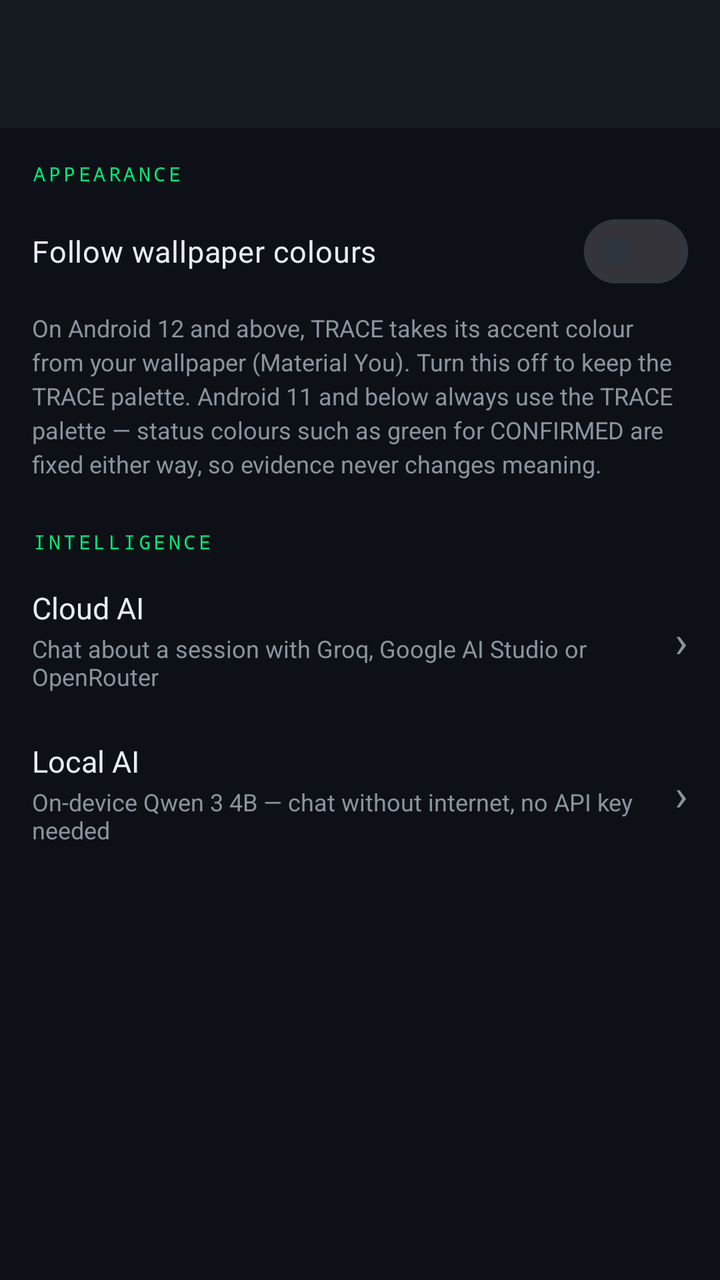
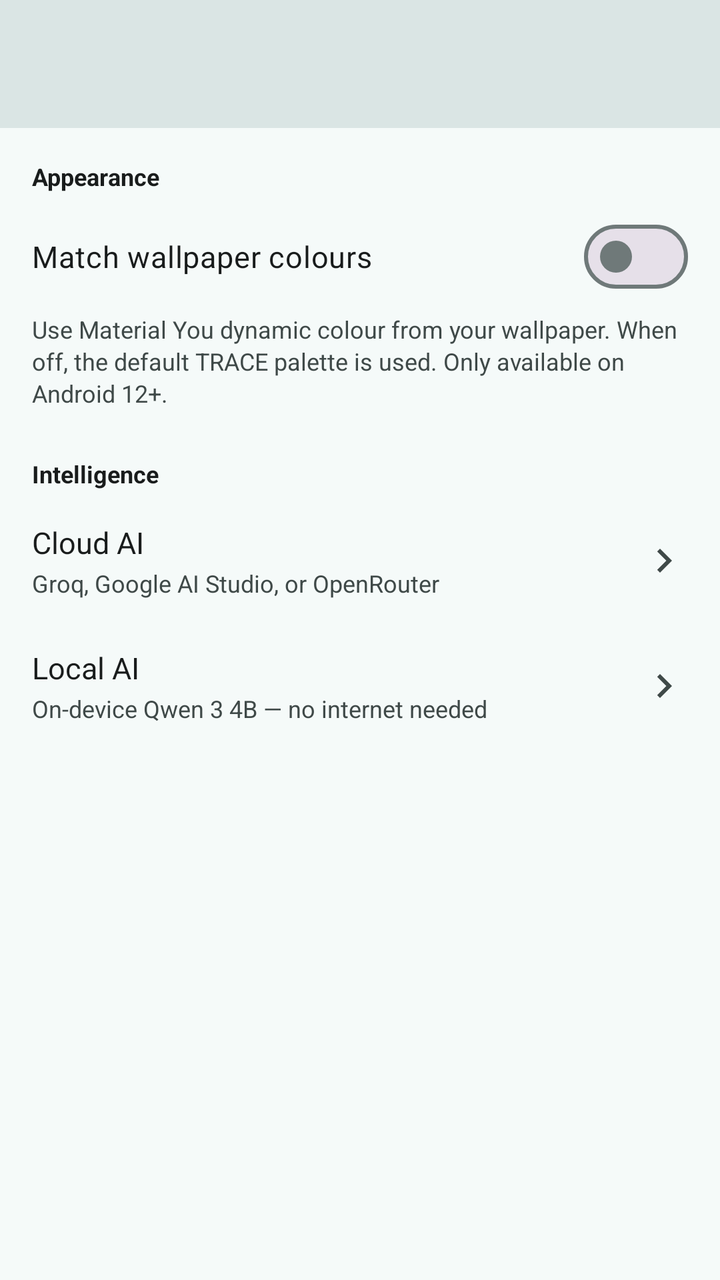

Screens rendered from an Android XML layout before and after an edit, with the pre-edit source and the edit as a unified diff.
<!-- AndroidManifest.xml: application theme Theme.TRACE -->
<!-- res/layout/activity_settings.xml -->
<?xml version="1.0" encoding="utf-8"?>
<LinearLayout xmlns:android="http://schemas.android.com/apk/res/android"
    xmlns:app="http://schemas.android.com/apk/res-auto"
    android:layout_width="match_parent"
    android:layout_height="match_parent"
    android:orientation="vertical"
    android:background="?attr/colorSurface">

    <com.google.android.material.appbar.MaterialToolbar
        android:id="@+id/toolbar"
        android:layout_width="match_parent"
        android:layout_height="?attr/actionBarSize"
        android:background="?attr/colorSurfaceVariant"
        app:titleTextColor="?attr/colorPrimary"
        app:navigationIconTint="?attr/colorPrimary" />

    <ScrollView
        android:layout_width="match_parent"
        android:layout_height="0dp"
        android:layout_weight="1">

        <LinearLayout
            android:layout_width="match_parent"
            android:layout_height="wrap_content"
            android:orientation="vertical"
            android:padding="16dp">

            <TextView
                android:layout_width="match_parent"
                android:layout_height="wrap_content"
                android:text="APPEARANCE"
                android:textColor="?attr/colorPrimary"
                android:textSize="10sp"
                android:letterSpacing="0.15"
                android:fontFamily="monospace"
                android:paddingBottom="8dp" />

            <com.google.android.material.materialswitch.MaterialSwitch
                android:id="@+id/switchWallpaperPalette"
                android:layout_width="match_parent"
                android:layout_height="wrap_content"
                android:text="Follow wallpaper colours"
                android:textColor="?attr/colorOnSurface"
                android:textSize="15sp" />

            <TextView
                android:layout_width="match_parent"
                android:layout_height="wrap_content"
                android:layout_marginTop="6dp"
                android:textColor="?attr/colorOnSurfaceVariant"
                android:textSize="12sp"
                android:lineSpacingExtra="3dp"
                android:text="On Android 12 and above, TRACE takes its accent colour from your wallpaper (Material You). Turn this off to keep the TRACE palette. Android 11 and below always use the TRACE palette — status colours such as green for CONFIRMED are fixed either way, so evidence never changes meaning." />

            <TextView
                android:layout_width="match_parent"
                android:layout_height="wrap_content"
                android:layout_marginTop="24dp"
                android:text="INTELLIGENCE"
                android:textColor="?attr/colorPrimary"
                android:textSize="10sp"
                android:letterSpacing="0.15"
                android:fontFamily="monospace"
                android:paddingBottom="4dp" />

            
            <LinearLayout
                android:id="@+id/rowCloudAi"
                android:layout_width="match_parent"
                android:layout_height="wrap_content"
                android:orientation="horizontal"
                android:gravity="center_vertical"
                android:paddingTop="12dp"
                android:paddingBottom="12dp"
                android:background="?attr/selectableItemBackground">

                <LinearLayout
                    android:layout_width="0dp"
                    android:layout_height="wrap_content"
                    android:layout_weight="1"
                    android:orientation="vertical">

                    <TextView
                        android:layout_width="wrap_content"
                        android:layout_height="wrap_content"
                        android:text="Cloud AI"
                        android:textColor="?attr/colorOnSurface"
                        android:textSize="15sp" />

                    <TextView
                        android:layout_width="wrap_content"
                        android:layout_height="wrap_content"
                        android:layout_marginTop="2dp"
                        android:textColor="?attr/colorOnSurfaceVariant"
                        android:textSize="12sp"
                        android:text="Chat about a session with Groq, Google AI Studio or OpenRouter" />

                </LinearLayout>

                <TextView
                    android:layout_width="wrap_content"
                    android:layout_height="wrap_content"
                    android:text="›"
                    android:textColor="?attr/colorOnSurfaceVariant"
                    android:textSize="22sp"
                    android:paddingStart="12dp" />

            </LinearLayout>

            
            <LinearLayout
                android:id="@+id/rowLocalAi"
                android:layout_width="match_parent"
                android:layout_height="wrap_content"
                android:orientation="horizontal"
                android:gravity="center_vertical"
                android:paddingTop="12dp"
                android:paddingBottom="12dp"
                android:background="?attr/selectableItemBackground">

                <LinearLayout
                    android:layout_width="0dp"
                    android:layout_height="wrap_content"
                    android:layout_weight="1"
                    android:orientation="vertical">

                    <TextView
                        android:layout_width="wrap_content"
                        android:layout_height="wrap_content"
                        android:text="Local AI"
                        android:textColor="?attr/colorOnSurface"
                        android:textSize="15sp" />

                    <TextView
                        android:layout_width="wrap_content"
                        android:layout_height="wrap_content"
                        android:layout_marginTop="2dp"
                        android:textColor="?attr/colorOnSurfaceVariant"
                        android:textSize="12sp"
                        android:text="On-device Qwen 3 4B — chat without internet, no API key needed" />

                </LinearLayout>

                <TextView
                    android:layout_width="wrap_content"
                    android:layout_height="wrap_content"
                    android:text="›"
                    android:textColor="?attr/colorOnSurfaceVariant"
                    android:textSize="22sp"
                    android:paddingStart="12dp" />

            </LinearLayout>

        </LinearLayout>

    </ScrollView>

</LinearLayout>
<!-- resources referenced by this layout -->
<resources>
  <style name="Theme.TRACE" parent="Theme.Material3.Dark.NoActionBar">
  
          
          <item name="colorPrimary">@color/trace_primary</item>
          <item name="colorOnPrimary">@color/trace_on_primary</item>
          <item name="colorPrimaryContainer">@color/trace_primary_container</item>
          <item name="colorOnPrimaryContainer">@color/trace_on_primary_container</item>
          <item name="colorSecondary">@color/trace_secondary</item>
          <item name="colorOnSecondary">@color/trace_on_secondary</item>
          <item name="colorSecondaryContainer">@color/trace_secondary_container</item>
          <item name="colorOnSecondaryContainer">@color/trace_on_secondary_container</item>
          <item name="colorTertiary">@color/trace_tertiary</item>
          <item name="colorOnTertiary">@color/trace_on_tertiary</item>
          <item name="colorTertiaryContainer">@color/trace_tertiary_container</item>
          <item name="colorOnTertiaryContainer">@color/trace_on_tertiary_container</item>
          <item name="colorError">@color/trace_error</item>
          <item name="colorOnError">@color/trace_on_error</item>
          <item name="colorErrorContainer">@color/trace_error_container</item>
          <item name="colorOnErrorContainer">@color/trace_on_error_container</item>
  
          
          <item name="colorSurface">@color/trace_surface</item>
          <item name="colorOnSurface">@color/trace_on_surface</item>
          <item name="colorSurfaceVariant">@color/trace_surface_variant</item>
          <item name="colorOnSurfaceVariant">@color/trace_on_surface_variant</item>
          <item name="colorSurfaceInverse">@color/trace_inverse_surface</item>
          <item name="colorOnSurfaceInverse">@color/trace_inverse_on_surface</item>
          <item name="colorPrimaryInverse">@color/trace_inverse_primary</item>
          <item name="colorOutline">@color/trace_outline</item>
          <item name="colorOutlineVariant">@color/trace_outline_variant</item>
          <item name="colorOnBackground">@color/trace_on_surface</item>
          <item name="android:colorBackground">@color/trace_surface</item>
          <item name="android:windowBackground">@color/trace_surface</item>
          <item name="android:statusBarColor">@color/trace_surface</item>
          <item name="android:navigationBarColor">@color/trace_surface</item>
      </style>
  <color name="trace_primary">#00E676</color>
  <color name="trace_on_primary">#000000</color>
  <color name="trace_primary_container">#00401F</color>
  <color name="trace_on_primary_container">#6CFFA5</color>
  <color name="trace_secondary">#58A6FF</color>
  <color name="trace_on_secondary">#001B33</color>
  <color name="trace_secondary_container">#12314C</color>
  <color name="trace_on_secondary_container">#CFE4FF</color>
  <color name="trace_tertiary">#FFD600</color>
  <color name="trace_on_tertiary">#2A2100</color>
  <color name="trace_tertiary_container">#4A3D00</color>
  <color name="trace_on_tertiary_container">#FFE680</color>
  <color name="trace_error">#F85149</color>
  <color name="trace_on_error">#000000</color>
  <color name="trace_error_container">#7A1D19</color>
  <color name="trace_on_error_container">#FFDAD6</color>
  <color name="trace_surface">#0D1117</color>
  <color name="trace_on_surface">#E6EDF3</color>
  <color name="trace_surface_variant">#161B22</color>
  <color name="trace_on_surface_variant">#8B949E</color>
  <color name="trace_inverse_surface">#E6EDF3</color>
  <color name="trace_inverse_on_surface">#161B22</color>
  <color name="trace_inverse_primary">#00C853</color>
  <color name="trace_outline">#30363D</color>
  <color name="trace_outline_variant">#21262D</color>
</resources>

<!-- the commit's change to res/layout/activity_settings.xml (unified diff, before → after) -->
@@ -11,8 +11,8 @@
         android:layout_width="match_parent"
         android:layout_height="?attr/actionBarSize"
         android:background="?attr/colorSurfaceVariant"
-        app:titleTextColor="?attr/colorPrimary"
-        app:navigationIconTint="?attr/colorPrimary" />
+        app:titleTextColor="?attr/colorOnSurface"
+        app:navigationIconTint="?attr/colorOnSurface" />
 
     <ScrollView
         android:layout_width="match_parent"
@@ -28,39 +28,37 @@
             <TextView
                 android:layout_width="match_parent"
                 android:layout_height="wrap_content"
-                android:text="APPEARANCE"
-                android:textColor="?attr/colorPrimary"
-                android:textSize="10sp"
-                android:letterSpacing="0.15"
-                android:fontFamily="monospace"
+                android:text="Appearance"
+                android:textColor="?attr/colorOnSurface"
+                android:textSize="12sp"
+                android:textStyle="bold"
                 android:paddingBottom="8dp" />
 
             <com.google.android.material.materialswitch.MaterialSwitch
                 android:id="@+id/switchWallpaperPalette"
                 android:layout_width="match_parent"
                 android:layout_height="wrap_content"
-                android:text="Follow wallpaper colours"
+                android:text="Match wallpaper colours"
                 android:textColor="?attr/colorOnSurface"
                 android:textSize="15sp" />
 
             <TextView
                 android:layout_width="match_parent"
                 android:layout_height="wrap_content"
-                android:layout_marginTop="6dp"
+                android:layout_marginTop="4dp"
                 android:textColor="?attr/colorOnSurfaceVariant"
                 android:textSize="12sp"
-                android:lineSpacingExtra="3dp"
-                android:text="On Android 12 and above, TRACE takes its accent colour from your wallpaper (Material You). Turn this off to keep the TRACE palette. Android 11 and below always use the TRACE palette — status colours such as green for CONFIRMED are fixed either way, so evidence never changes meaning." />
+                android:lineSpacingExtra="2dp"
+                android:text="Use Material You dynamic colour from your wallpaper. When off, the default TRACE palette is used. Only available on Android 12+." />
 
             <TextView
                 android:layout_width="match_parent"
                 android:layout_height="wrap_content"
                 android:layout_marginTop="24dp"
-                android:text="INTELLIGENCE"
-                android:textColor="?attr/colorPrimary"
-                android:textSize="10sp"
-                android:letterSpacing="0.15"
-                android:fontFamily="monospace"
+                android:text="Intelligence"
+                android:textColor="?attr/colorOnSurface"
+                android:textSize="12sp"
+                android:textStyle="bold"
                 android:paddingBottom="4dp" />
 
             
@@ -93,17 +91,16 @@
                         android:layout_marginTop="2dp"
                         android:textColor="?attr/colorOnSurfaceVariant"
                         android:textSize="12sp"
-                        android:text="Chat about a session with Groq, Google AI Studio or OpenRouter" />
+                        android:text="Groq, Google AI Studio, or OpenRouter" />
 
                 </LinearLayout>
 
-                <TextView
+                <ImageView
                     android:layout_width="wrap_content"
                     android:layout_height="wrap_content"
-                    android:text="›"
-                    android:textColor="?attr/colorOnSurfaceVariant"
-                    android:textSize="22sp"
-                    android:paddingStart="12dp" />
+                    android:src="@drawable/ic_chevron_right"
+                    android:paddingStart="12dp"
+                    android:importantForAccessibility="no" />
 
             </LinearLayout>
 
@@ -137,17 +134,16 @@
                         android:layout_marginTop="2dp"
                         android:textColor="?attr/colorOnSurfaceVariant"
                         android:textSize="12sp"
-                        android:text="On-device Qwen 3 4B — chat without internet, no API key needed" />
+                        android:text="On-device Qwen 3 4B — no internet needed" />
 
                 </LinearLayout>
 
-                <TextView
+                <ImageView
                     android:layout_width="wrap_content"
                     android:layout_height="wrap_content"
-                    android:text="›"
-                    android:textColor="?attr/colorOnSurfaceVariant"
-                    android:textSize="22sp"
-                    android:paddingStart="12dp" />
+                    android:src="@drawable/ic_chevron_right"
+                    android:paddingStart="12dp"
+                    android:importantForAccessibility="no" />
 
             </LinearLayout>
 
<!-- resource entries referenced after the edit -->
@@ -1,65 +1,74 @@
 <!-- resources referenced by this layout -->
 <resources>
-  <style name="Theme.TRACE" parent="Theme.Material3.Dark.NoActionBar">
-  
+  <!-- drawable ic_chevron_right (drawable) -->
+  <?xml version="1.0" encoding="utf-8"?>
+  <vector xmlns:android="http://schemas.android.com/apk/res/android"
+      android:width="24dp"
+      android:height="24dp"
+      android:viewportWidth="24"
+      android:viewportHeight="24"
+      android:tint="?attr/colorOnSurfaceVariant">
+      <path
+          android:fillColor="@android:color/white"
+          android:pathData="M8.59,16.59L13.17,12 8.59,7.41 10,6l6,6 -6,6z" />
+  </vector>
+  <style name="Theme.TRACE" parent="Theme.Material3.DayNight.NoActionBar">
           
-          <item name="colorPrimary">@color/trace_primary</item>
-          <item name="colorOnPrimary">@color/trace_on_primary</item>
-          <item name="colorPrimaryContainer">@color/trace_primary_container</item>
-          <item name="colorOnPrimaryContainer">@color/trace_on_primary_container</item>
-          <item name="colorSecondary">@color/trace_secondary</item>
-          <item name="colorOnSecondary">@color/trace_on_secondary</item>
-          <item name="colorSecondaryContainer">@color/trace_secondary_container</item>
-          <item name="colorOnSecondaryContainer">@color/trace_on_secondary_container</item>
-          <item name="colorTertiary">@color/trace_tertiary</item>
-          <item name="colorOnTertiary">@color/trace_on_tertiary</item>
-          <item name="colorTertiaryContainer">@color/trace_tertiary_container</item>
-          <item name="colorOnTertiaryContainer">@color/trace_on_tertiary_container</item>
-          <item name="colorError">@color/trace_error</item>
-          <item name="colorOnError">@color/trace_on_error</item>
-          <item name="colorErrorContainer">@color/trace_error_container</item>
-          <item name="colorOnErrorContainer">@color/trace_on_error_container</item>
-  
-          
-          <item name="colorSurface">@color/trace_surface</item>
-          <item name="colorOnSurface">@color/trace_on_surface</item>
-          <item name="colorSurfaceVariant">@color/trace_surface_variant</item>
-          <item name="colorOnSurfaceVariant">@color/trace_on_surface_variant</item>
-          <item name="colorSurfaceInverse">@color/trace_inverse_surface</item>
-          <item name="colorOnSurfaceInverse">@color/trace_inverse_on_surface</item>
-          <item name="colorPrimaryInverse">@color/trace_inverse_primary</item>
-          <item name="colorOutline">@color/trace_outline</item>
-          <item name="colorOutlineVariant">@color/trace_outline_variant</item>
-          <item name="colorOnBackground">@color/trace_on_surface</item>
-          <item name="android:colorBackground">@color/trace_surface</item>
-          <item name="android:windowBackground">@color/trace_surface</item>
-          <item name="android:statusBarColor">@color/trace_surface</item>
-          <item name="android:navigationBarColor">@color/trace_surface</item>
+          <item name="colorPrimary">@color/light_primary</item>
+          <item name="colorOnPrimary">@color/light_on_primary</item>
+          <item name="colorPrimaryContainer">@color/light_primary_container</item>
+          <item name="colorOnPrimaryContainer">@color/light_on_primary_container</item>
+          <item name="colorSecondary">@color/light_secondary</item>
+          <item name="colorOnSecondary">@color/light_on_secondary</item>
+          <item name="colorSecondaryContainer">@color/light_secondary_container</item>
+          <item name="colorOnSecondaryContainer">@color/light_on_secondary_container</item>
+          <item name="colorTertiary">@color/light_tertiary</item>
+          <item name="colorOnTertiary">@color/light_on_tertiary</item>
+          <item name="colorTertiaryContainer">@color/light_tertiary_container</item>
+          <item name="colorOnTertiaryContainer">@color/light_on_tertiary_container</item>
+          <item name="colorError">@color/light_error</item>
+          <item name="colorOnError">@color/light_on_error</item>
+          <item name="colorErrorContainer">@color/light_error_container</item>
+          <item name="colorOnErrorContainer">@color/light_on_error_container</item>
+          <item name="colorSurface">@color/light_surface</item>
+          <item name="colorOnSurface">@color/light_on_surface</item>
+          <item name="colorSurfaceVariant">@color/light_surface_variant</item>
+          <item name="colorOnSurfaceVariant">@color/light_on_surface_variant</item>
+          <item name="colorSurfaceInverse">@color/light_inverse_surface</item>
+          <item name="colorOnSurfaceInverse">@color/light_inverse_on_surface</item>
+          <item name="colorPrimaryInverse">@color/light_inverse_primary</item>
+          <item name="colorOutline">@color/light_outline</item>
+          <item name="colorOutlineVariant">@color/light_outline_variant</item>
+          <item name="android:colorBackground">@color/light_surface</item>
+          <item name="android:windowBackground">@color/light_surface</item>
+          <item name="android:statusBarColor">@color/light_surface_container</item>
+          <item name="android:navigationBarColor">@color/light_surface_container</item>
       </style>
-  <color name="trace_primary">#00E676</color>
-  <color name="trace_on_primary">#000000</color>
-  <color name="trace_primary_container">#00401F</color>
-  <color name="trace_on_primary_container">#6CFFA5</color>
-  <color name="trace_secondary">#58A6FF</color>
-  <color name="trace_on_secondary">#001B33</color>
-  <color name="trace_secondary_container">#12314C</color>
-  <color name="trace_on_secondary_container">#CFE4FF</color>
-  <color name="trace_tertiary">#FFD600</color>
-  <color name="trace_on_tertiary">#2A2100</color>
-  <color name="trace_tertiary_container">#4A3D00</color>
-  <color name="trace_on_tertiary_container">#FFE680</color>
-  <color name="trace_error">#F85149</color>
-  <color name="trace_on_error">#000000</color>
-  <color name="trace_error_container">#7A1D19</color>
-  <color name="trace_on_error_container">#FFDAD6</color>
-  <color name="trace_surface">#0D1117</color>
-  <color name="trace_on_surface">#E6EDF3</color>
-  <color name="trace_surface_variant">#161B22</color>
-  <color name="trace_on_surface_variant">#8B949E</color>
-  <color name="trace_inverse_surface">#E6EDF3</color>
-  <color name="trace_inverse_on_surface">#161B22</color>
-  <color name="trace_inverse_primary">#00C853</color>
-  <color name="trace_outline">#30363D</color>
-  <color name="trace_outline_variant">#21262D</color>
+  <color name="light_primary">#006D6D</color>
+  <color name="light_on_primary">#FFFFFF</color>
+  <color name="light_primary_container">#6FF7F6</color>
+  <color name="light_on_primary_container">#002020</color>
+  <color name="light_secondary">#4A6363</color>
+  <color name="light_on_secondary">#FFFFFF</color>
+  <color name="light_secondary_container">#CCE8E8</color>
+  <color name="light_on_secondary_container">#051F1F</color>
+  <color name="light_tertiary">#4D5F71</color>
+  <color name="light_on_tertiary">#FFFFFF</color>
+  <color name="light_tertiary_container">#D1E4F9</color>
+  <color name="light_on_tertiary_container">#081C2B</color>
+  <color name="light_error">#BA1A1A</color>
+  <color name="light_on_error">#FFFFFF</color>
+  <color name="light_error_container">#FFDAD6</color>
+  <color name="light_on_error_container">#410002</color>
+  <color name="light_surface">#F5FAF9</color>
+  <color name="light_on_surface">#191C1C</color>
+  <color name="light_surface_variant">#DAE5E4</color>
+  <color name="light_on_surface_variant">#3F4948</color>
+  <color name="light_inverse_surface">#2D3131</color>
+  <color name="light_inverse_on_surface">#EFF4F3</color>
+  <color name="light_inverse_primary">#4FDADA</color>
+  <color name="light_outline">#6F7979</color>
+  <color name="light_outline_variant">#BEC9C8</color>
+  <color name="light_surface_container">#E9EFEE</color>
 </resources>
 
